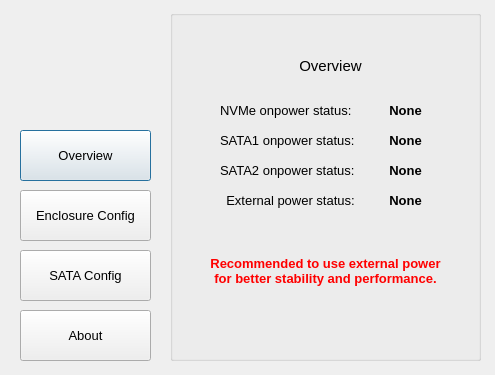
Before: the Qt Designer form ultra_enclosure_manager.ui in barryblueice/R-SODIUM-Ultra-Enclosure-Manager, drawn with Qt 5.
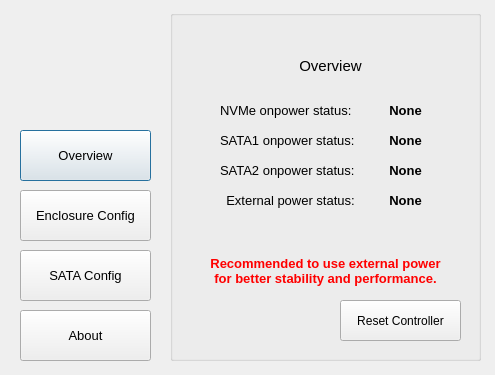
After: the same form once the commit is applied. Icons and pictures are not drawn.

Diff of the .ui file:
```diff
--- a/ultra_enclosure_manager.ui
+++ b/ultra_enclosure_manager.ui
@@ -483,7 +483,7 @@
      <property name="geometry">
       <rect>
        <x>0</x>
-       <y>-451</y>
+       <y>0</y>
        <width>297</width>
        <height>800</height>
       </rect>
@@ -1194,6 +1194,24 @@
      <set>Qt::AlignmentFlag::AlignCenter</set>
     </property>
    </widget>
+   <widget class="QPushButton" name="reset_execute">
+    <property name="geometry">
+     <rect>
+      <x>170</x>
+      <y>290</y>
+      <width>121</width>
+      <height>41</height>
+     </rect>
+    </property>
+    <property name="font">
+     <font>
+      <pointsize>9</pointsize>
+     </font>
+    </property>
+    <property name="text">
+     <string>Reset Controller</string>
+    </property>
+   </widget>
   </widget>
   <widget class="QGroupBox" name="about">
    <property name="geometry">
```
